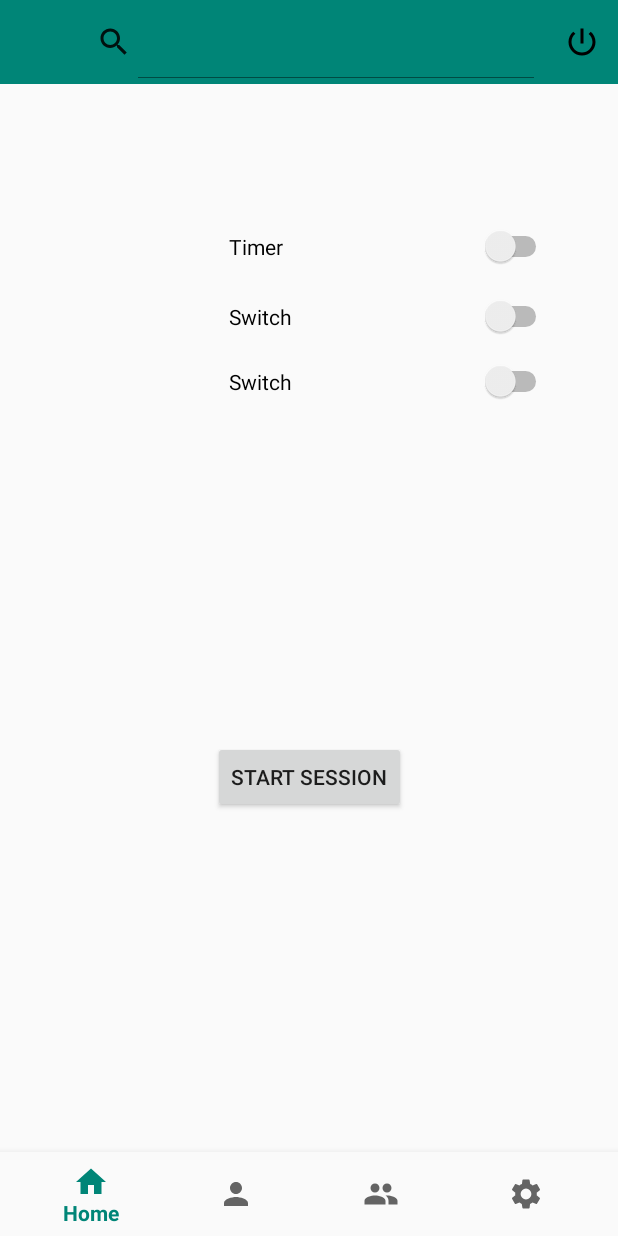
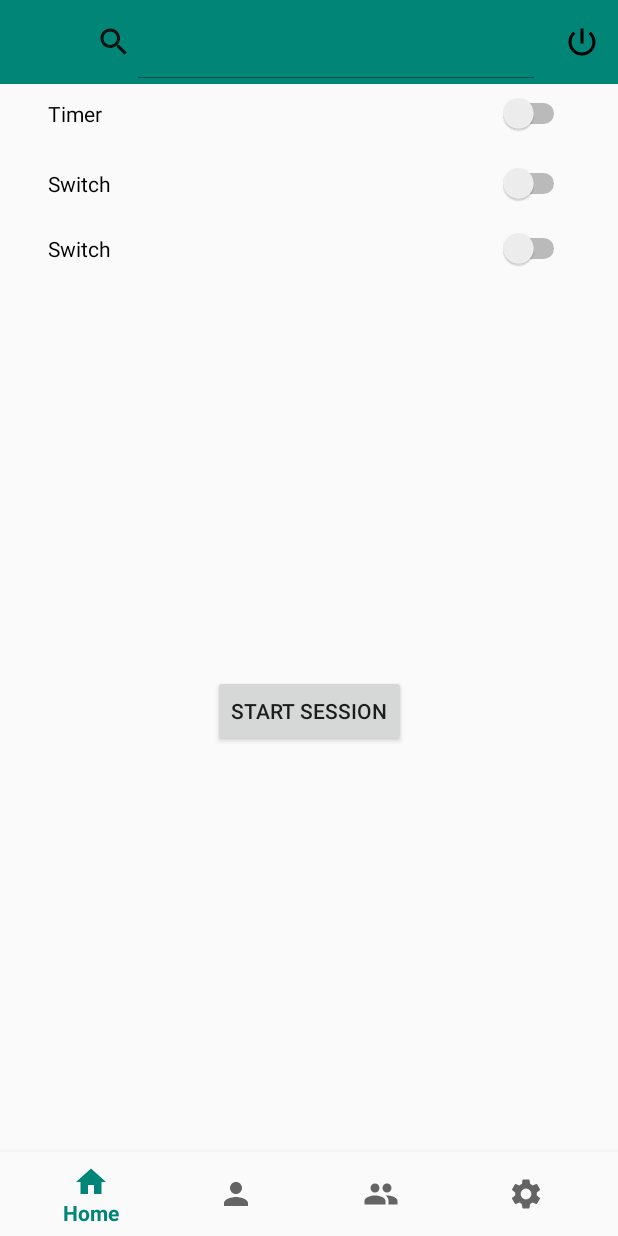
Before and after one commit to sena-neuro/StudyPal, an Android app: the StreamSettingsFragment screen opened through its navigation route, on a phone screen of 412 x 824 dp. Run offline under Robolectric (Android 15) with nearby library versions, the phone set to English and light mode, and no system bars; our stand-ins replace Firebase (no records; nobody signed in at launch, a user with empty details on screens opened directly), navigation-ui.

Commit message:
Stream settings layout is fixed

```diff
--- a/app/src/main/res/layout/fragment_stream_settings.xml
+++ b/app/src/main/res/layout/fragment_stream_settings.xml
@@ -9,14 +9,17 @@
 
     <Switch
             android:id="@+id/switch1"
-            android:layout_width="215dp"
+            android:layout_width="0dp"
             android:layout_height="34dp"
-            android:layout_marginEnd="44dp"
-            android:layout_marginBottom="496dp"
             android:text="Timer"
+            android:layout_marginStart="32dp"
+            android:layout_marginEnd="32dp"
             app:layout_constraintBottom_toBottomOf="parent"
             app:layout_constraintEnd_toEndOf="parent"
-            app:layout_constraintTop_toTopOf="parent" />
+            app:layout_constraintHorizontal_bias="1.0"
+            app:layout_constraintStart_toStartOf="parent"
+            app:layout_constraintTop_toTopOf="parent"
+            app:layout_constraintVertical_bias="0.004" />
 
     <Switch
             android:id="@+id/switch2"
```
